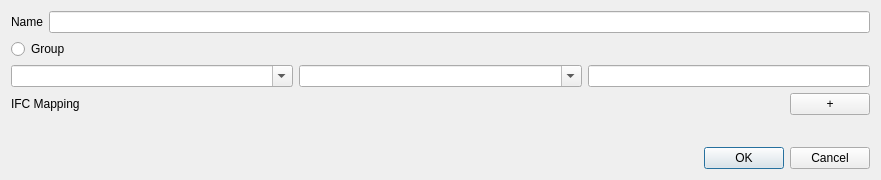
c-mellueh/SOM-Toolkit, file som_gui/module/class_info/qt/InfoWidget.ui: the form before one commit.
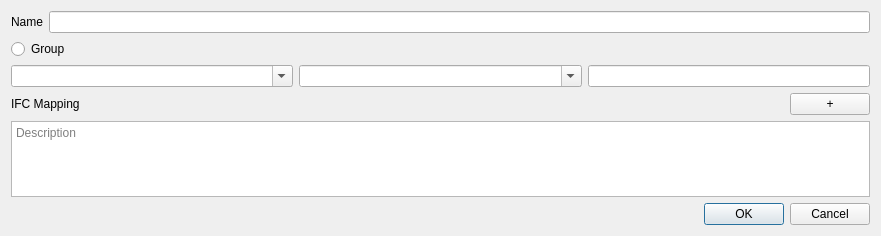
The form after the commit.

Commit message: add description field to class properties and UI

Diff of the .ui file:
```diff
--- a/som_gui/module/class_info/qt/InfoWidget.ui
+++ b/som_gui/module/class_info/qt/InfoWidget.ui
@@ -7,7 +7,7 @@
                 <x>0</x>
                 <y>0</y>
                 <width>881</width>
-                <height>180</height>
+    <height>236</height>
             </rect>
         </property>
         <property name="sizePolicy">
@@ -124,17 +124,11 @@
                 </layout>
             </item>
             <item>
-                <spacer name="vertical_spacer">
-                    <property name="orientation">
-                        <enum>Qt::Orientation::Vertical</enum>
-                    </property>
-                    <property name="sizeHint" stdset="0">
-                        <size>
-                            <width>20</width>
-                            <height>40</height>
-                        </size>
-                    </property>
-                </spacer>
+    <widget class="QTextEdit" name="text_edit_description">
+     <property name="placeholderText">
+      <string>Description</string>
+     </property>
+    </widget>
             </item>
             <item>
                 <widget class="QDialogButtonBox" name="button_box">
```
Left out of the diff: 9 changed lines with no effect on the pictures. Lines whose indentation alone changed are shown as unchanged. The commit also changes 5 other files.
